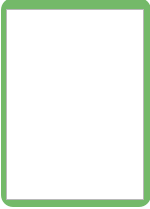
First picture: the form in Scripts/Object.ui, repository Plij/Oulutest, before the edit.
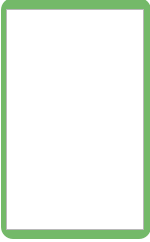
Second picture: the form after the edit.

Commit message: Adjusting positions n' heights

```diff
--- a/Scripts/Object.ui
+++ b/Scripts/Object.ui
@@ -7,7 +7,7 @@
     <x>0</x>
     <y>0</y>
     <width>150</width>
-    <height>209</height>
+    <height>242</height>
    </rect>
   </property>
   <property name="acceptDrops">
@@ -27,7 +27,7 @@
      <x>1</x>
      <y>-2</y>
      <width>150</width>
-     <height>209</height>
+     <height>241</height>
     </rect>
    </property>
    <property name="frameShape">
@@ -55,7 +55,7 @@
       <x>5</x>
       <y>11</y>
       <width>138</width>
-      <height>191</height>
+      <height>221</height>
      </rect>
     </property>
     <property name="mouseTracking">
```
The commit also changes 9 other files.
